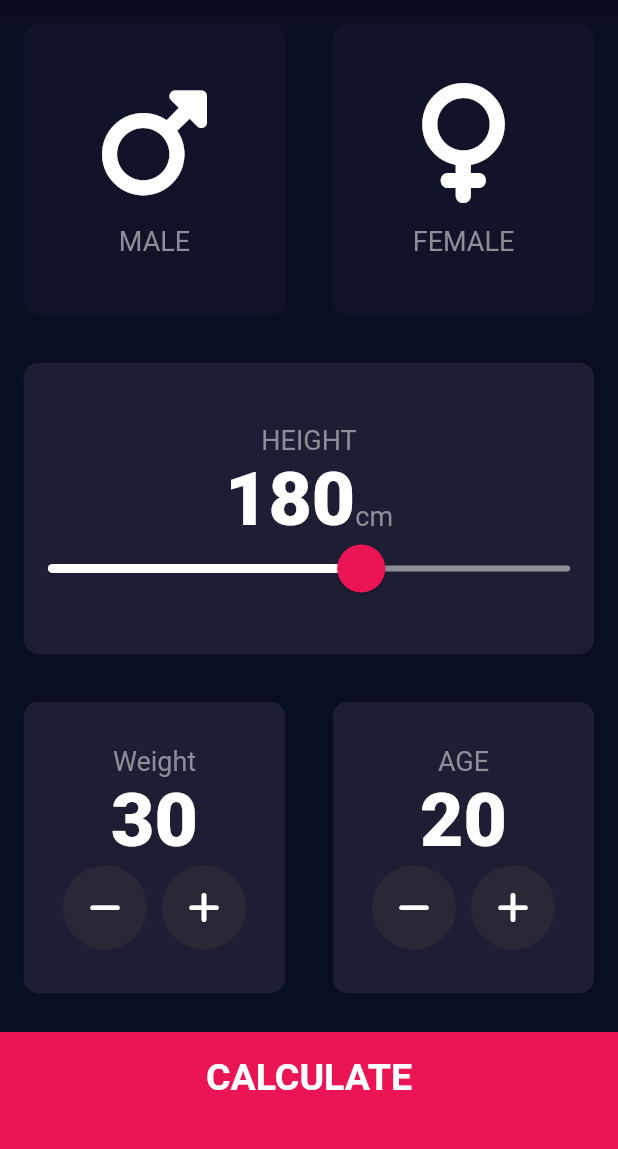
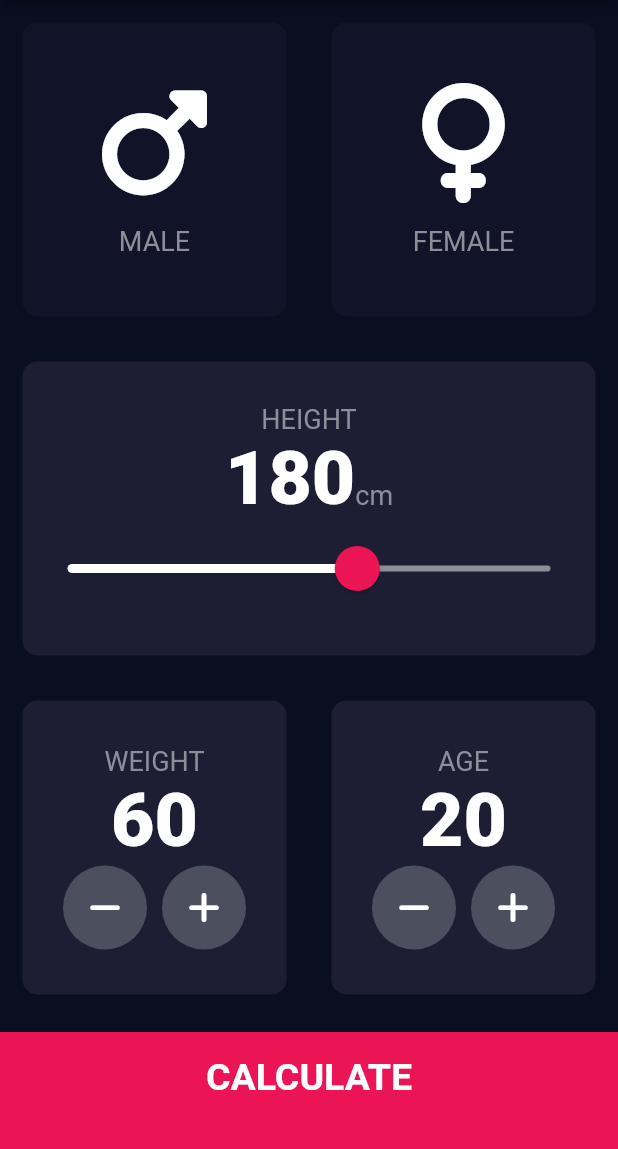
Before and after one commit to hammadyousuf/bmi_weight_managment_flutter, a Flutter app: the screen it shows after launch, on a phone screen of 412 x 824 dp, the part 84-1233 px from its top. Run offline on Flutter 3.47's test engine with Material 2 defaults, Android fonts, the phone set to English and light mode, and no system bars; our stand-ins replace font_awesome_flutter.

Commit message:
bugs removed

```diff
--- a/lib/components/bottom_button.dart
+++ b/lib/components/bottom_button.dart
@@ -1,10 +1,9 @@
 import 'package:flutter/material.dart';
-import '../constant.dart';
+import 'package:bmi_weight_managment_flutter/constant.dart';
 
+class BottomButton extends StatelessWidget {
+  BottomButton({@required this.onTap, @required this.buttonTitle});
 
-
-class ButtonBottom extends StatelessWidget {
-  ButtonBottom({@required this.onTap, @required this.buttonTitle});
   final Function onTap;
   final String buttonTitle;
 
--- a/lib/components/icon_content.dart
+++ b/lib/components/icon_content.dart
@@ -1,8 +1,8 @@
 import 'package:flutter/material.dart';
 import 'package:bmi_weight_managment_flutter/constant.dart';
 
-class IconsContent extends StatelessWidget {
-  IconsContent({this.icon, this.label});
+class IconContent extends StatelessWidget {
+  IconContent({this.icon, this.label});
 
   final IconData icon;
   final String label;
@@ -21,7 +21,7 @@ class IconsContent extends StatelessWidget {
         ),
         Text(
           label,
-          style:kLabelTextStyle,
+          style: kLabelTextStyle,
         )
       ],
     );
--- a/lib/components/reusable_card.dart
+++ b/lib/components/reusable_card.dart
@@ -1,8 +1,7 @@
 import 'package:flutter/material.dart';
 
 class ReusableCard extends StatelessWidget {
-  ReusableCard({@required this.colour, this.cardChild,
-  this.onPress});
+  ReusableCard({@required this.colour, this.cardChild, this.onPress});
 
   final Color colour;
   final Widget cardChild;
@@ -14,7 +13,7 @@ class ReusableCard extends StatelessWidget {
       onTap: onPress,
       child: Container(
         child: cardChild,
-        margin: EdgeInsets.all(15.9),
+        margin: EdgeInsets.all(15.0),
         decoration: BoxDecoration(
           color: colour,
           borderRadius: BorderRadius.circular(10.0),
--- a/lib/components/round_icon.dart
+++ b/lib/components/round_icon.dart
@@ -1,20 +1,23 @@
-import '../constant.dart';
 import 'package:flutter/material.dart';
 
 class RoundIconButton extends StatelessWidget {
   RoundIconButton({@required this.icon, @required this.onPressed});
+
   final IconData icon;
   final Function onPressed;
 
   @override
   Widget build(BuildContext context) {
     return RawMaterialButton(
+      elevation: 0.0,
       child: Icon(icon),
       onPressed: onPressed,
-      elevation: 0.0,
-      constraints: BoxConstraints.tightFor(width: 56.0, height: 56.0),
+      constraints: BoxConstraints.tightFor(
+        width: 56.0,
+        height: 56.0,
+      ),
       shape: CircleBorder(),
-      fillColor: Color(0xFF4CF5E),
+      fillColor: Color(0xFF4C4F5E),
     );
   }
 }
--- a/lib/main.dart
+++ b/lib/main.dart
@@ -8,10 +8,9 @@ class BMICalculator extends StatelessWidget {
   Widget build(BuildContext context) {
     return MaterialApp(
       theme: ThemeData.dark().copyWith(
-
         primaryColor: Color(0xFF0A0E21),
         scaffoldBackgroundColor: Color(0xFF0A0E21),
-        ),
+      ),
       home: InputPage(),
     );
   }
--- a/lib/screens/Input_page.dart
+++ b/lib/screens/Input_page.dart
@@ -1,14 +1,15 @@
-import 'package:bmi_weight_managment_flutter/components/round_icon.dart';
+import 'package:bmi_weight_managment_flutter/screens/results.page.dart';
 import 'package:flutter/material.dart';
+import 'package:font_awesome_flutter/font_awesome_flutter.dart';
+
+
+import 'package:bmi_weight_managment_flutter/constant.dart';
+
+import '../calculator_brain.dart';
 import '../components/bottom_button.dart';
-import 'package:bmi_weight_managment_flutter/constant.dart';
-import 'package:bmi_weight_managment_flutter/components/reusable_card.dart';
-import 'package:font_awesome_flutter/font_awesome_flutter.dart';
 import '../components/icon_content.dart';
-import '../constant.dart';
-import 'package:bmi_weight_managment_flutter/screens/results.page.dart';
-import 'package:bmi_weight_managment_flutter/calculator_brain.dart';
-
+import '../components/reusable_card.dart';
+import '../components/round_icon.dart';
 
 enum Gender {
   male,
@@ -23,33 +24,9 @@ class InputPage extends StatefulWidget {
 class _InputPageState extends State<InputPage> {
   Gender selectedGender;
   int height = 180;
-  int weight = 30;
+  int weight = 60;
   int age = 20;
 
-  // Color maleCardColour = inactiveCardColour;
-  // Color femaleCardColour = inactiveCardColour;
-  //
-  // // 1= male , 2 = female
-  // void updateColour(Gender selectedGender){
-  //   //male card pressed
-  //   if (selectedGender == Gender.male) {
-  //     if(maleCardColour == inactiveCardColour){
-  //       maleCardColour == activeCardColour;
-  //       femaleCardColour = inactiveCardColour;
-  //     }else{
-  //       maleCardColour = inactiveCardColour;
-  //     }
-  //   }
-  //   // female card pressed
-  //   if(selectedGender == Gender.female ){
-  //     if(femaleCardColour == inactiveCardColour){
-  //       femaleCardColour = activeCardColour;
-  //       maleCardColour = inactiveCardColour;
-  //     }else{
-  //       femaleCardColour = inactiveCardColour;
-  //     }
-  //   }
-  // }
   @override
   Widget build(BuildContext context) {
     return Scaffold(
@@ -72,10 +49,12 @@ class _InputPageState extends State<InputPage> {
                       colour: selectedGender == Gender.male
                           ? kActiveCardColour
                           : kInactiveCardColour,
-                        cardChild: IconsContent(
+                      cardChild: IconContent(
                         icon: FontAwesomeIcons.mars,
                         label: 'MALE',
-                        ))),
+                      ),
+                    ),
+                  ),
                   Expanded(
                     child: ReusableCard(
                       onPress: () {
@@ -86,11 +65,12 @@ class _InputPageState extends State<InputPage> {
                       colour: selectedGender == Gender.female
                           ? kActiveCardColour
                           : kInactiveCardColour,
-                  cardChild: IconsContent(
+                      cardChild: IconContent(
                         icon: FontAwesomeIcons.venus,
                         label: 'FEMALE',
                       ),
-                )),
+                    ),
+                  ),
                 ],
               )),
           Expanded(
@@ -108,7 +88,10 @@ class _InputPageState extends State<InputPage> {
                     crossAxisAlignment: CrossAxisAlignment.baseline,
                     textBaseline: TextBaseline.alphabetic,
                     children: <Widget>[
-                      Text(height.toString(), style: kNumberTextStyle),
+                      Text(
+                        height.toString(),
+                        style: kNumberTextStyle,
+                      ),
                       Text(
                         'cm',
                         style: kLabelTextStyle,
@@ -122,9 +105,9 @@ class _InputPageState extends State<InputPage> {
                       thumbColor: Color(0xFFEB1555),
                       overlayColor: Color(0x29EB1555),
                       thumbShape:
-                          RoundSliderThumbShape(enabledThumbRadius: 16.0),
+                      RoundSliderThumbShape(enabledThumbRadius: 15.0),
                       overlayShape:
-                          RoundSliderThumbShape(enabledThumbRadius: 15.0),
+                      RoundSliderOverlayShape(overlayRadius: 30.0),
                     ),
                     child: Slider(
                       value: height.toDouble(),
@@ -139,7 +122,8 @@ class _InputPageState extends State<InputPage> {
                   ),
                 ],
               ),
-            )),
+            ),
+          ),
           Expanded(
             child: Row(
               children: <Widget>[
@@ -150,7 +134,7 @@ class _InputPageState extends State<InputPage> {
                       mainAxisAlignment: MainAxisAlignment.center,
                       children: <Widget>[
                         Text(
-                        'Weight',
+                          'WEIGHT',
                           style: kLabelTextStyle,
                         ),
                         Text(
@@ -182,7 +166,8 @@ class _InputPageState extends State<InputPage> {
                         ),
                       ],
                     ),
-                )),
+                  ),
+                ),
                 Expanded(
                   child: ReusableCard(
                     colour: kActiveCardColour,
@@ -216,27 +201,24 @@ class _InputPageState extends State<InputPage> {
                             RoundIconButton(
                                 icon: FontAwesomeIcons.plus,
                                 onPressed: () {
-                              setState(
-                                () {
+                                  setState(() {
                                     age++;
-                                },
-                              );
-                            },
+                                  });
+                                })
+                          ],
                         )
                       ],
                     ),
+                  ),
+                ),
               ],
             ),
-                )),
-              ],
-            )),
-            ButtonBottom(
+          ),
+          BottomButton(
             buttonTitle: 'CALCULATE',
             onTap: () {
-              CalculatorBrain calc = CalculatorBrain(height: height,
-              weight: weight);
-
-
+              CalculatorBrain calc =
+              CalculatorBrain(height: height, weight: weight);
 
               Navigator.push(
                 context,
@@ -251,6 +233,7 @@ class _InputPageState extends State<InputPage> {
             },
           ),
         ],
-        ));
+      ),
+    );
   }
 }
```
Also changed, not shown: lib/calculator_brain.dart (+6 -7 lines), lib/constant.dart (+6 -7 lines), lib/screens/results.page.dart (+20 -16 lines). Lines whose indentation alone changed are shown as unchanged.
